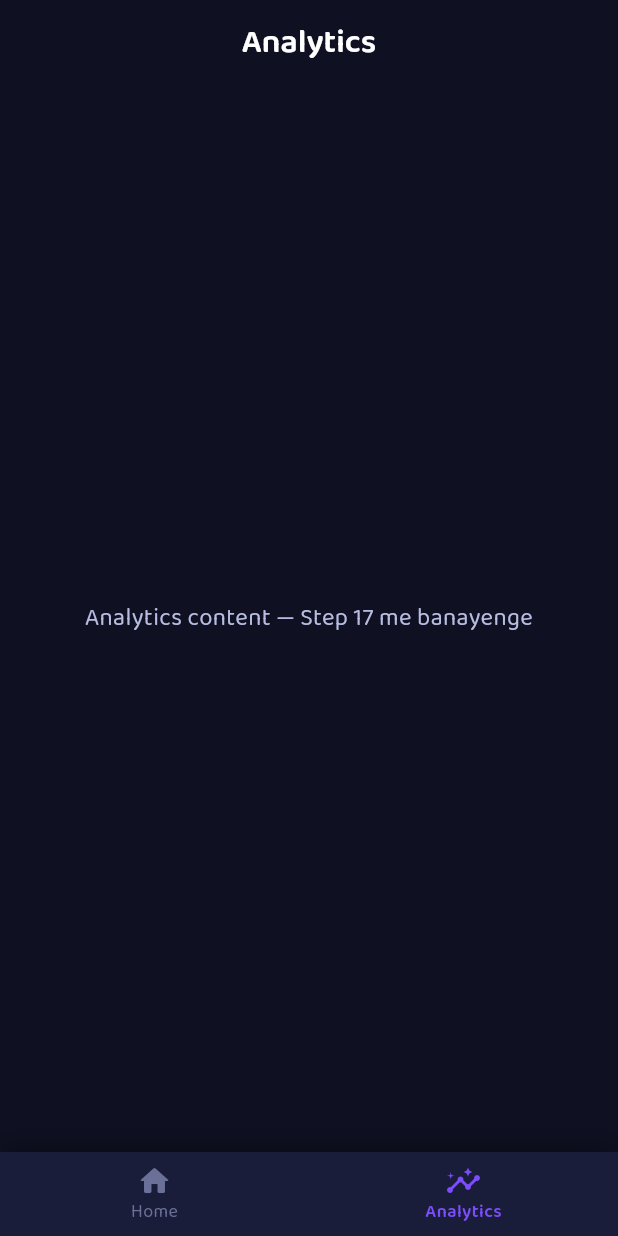
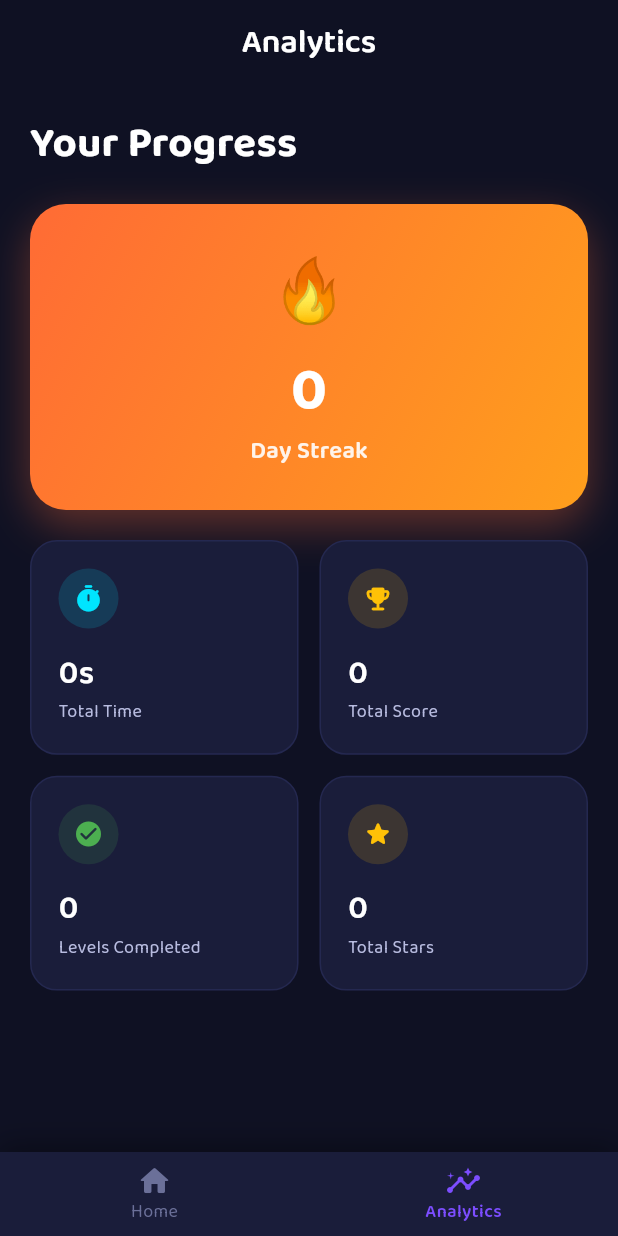
Before and after one commit to GuptaAbhay2/brain-Quest, a Flutter app: the screen it shows after launch, item 2 of the bottom bar chosen, on a phone screen of 412 x 824 dp. Run offline on Flutter 3.47's test engine with Material 3 defaults, Android fonts, the phone set to English and light mode, and no system bars; our stand-ins replace audioplayers, google_fonts, hive, hive_flutter; accounts and stored records are empty.

Commit message:
intialize Analyze screen

```diff
--- a/lib/screens/analytics_screen.dart
+++ b/lib/screens/analytics_screen.dart
@@ -1,5 +1,12 @@
 import 'package:flutter/material.dart';
+import 'package:provider/provider.dart';
+import '../providers/level_provider.dart';
+import '../providers/stats_provider.dart';
+import '../utils/app_colors.dart';
 import '../utils/app_text_styles.dart';
+import '../utils/formatters.dart';
+import '../widgets/streak_card.dart';
+import '../widgets/stat_grid_card.dart';
 
 class AnalyticsScreen extends StatelessWidget {
   const AnalyticsScreen({super.key});
@@ -8,12 +15,63 @@ class AnalyticsScreen extends StatelessWidget {
   Widget build(BuildContext context) {
     return Scaffold(
       appBar: AppBar(title: const Text('Analytics')),
-      body: Center(
-        child: Text(
-          'Analytics content — Step 17 me banayenge',
-          textAlign: TextAlign.center,
-          style: AppTextStyles.body,
-        ),
+      body: Consumer2<StatsProvider, LevelProvider>(
+        builder: (context, statsProvider, levelProvider, _) {
+          final levelsCompleted = levelProvider.levels.where((l) => l.isCompleted).length;
+
+          return SingleChildScrollView(
+            padding: const EdgeInsets.only(top: 20, bottom: 32),
+            child: Column(
+              crossAxisAlignment: CrossAxisAlignment.start,
+              children: [
+                Padding(
+                  padding: const EdgeInsets.symmetric(horizontal: 20),
+                  child: Text('Your Progress', style: AppTextStyles.heading1),
+                ),
+                const SizedBox(height: 20),
+                StreakCard(streakDays: statsProvider.currentStreak),
+                const SizedBox(height: 20),
+                Padding(
+                  padding: const EdgeInsets.symmetric(horizontal: 20),
+                  child: GridView.count(
+                    crossAxisCount: 2,
+                    shrinkWrap: true,
+                    physics: const NeverScrollableScrollPhysics(),
+                    mainAxisSpacing: 14,
+                    crossAxisSpacing: 14,
+                    childAspectRatio: 1.25,
+                    children: [
+                      StatGridCard(
+                        icon: Icons.timer_rounded,
+                        iconColor: AppColors.secondary,
+                        value: Formatters.formatDuration(statsProvider.totalTimeSpentSeconds),
+                        label: 'Total Time',
+                      ),
+                      StatGridCard(
+                        icon: Icons.emoji_events_rounded,
+                        iconColor: AppColors.star,
+                        value: '${statsProvider.totalScore}',
+                        label: 'Total Score',
+                      ),
+                      StatGridCard(
+                        icon: Icons.check_circle_rounded,
+                        iconColor: AppColors.success,
+                        value: '$levelsCompleted',
+                        label: 'Levels Completed',
+                      ),
+                      StatGridCard(
+                        icon: Icons.star_rounded,
+                        iconColor: AppColors.star,
+                        value: '${levelProvider.totalStarsEarned}',
+                        label: 'Total Stars',
+                      ),
+                    ],
+                  ),
+                ),
+              ],
+            ),
+          );
+        },
       ),
     );
   }
--- /dev/null
+++ b/lib/utils/formatters.dart
@@ -0,0 +1,16 @@
+class Formatters {
+  Formatters._();
+
+  static String formatDuration(int totalSeconds) {
+    if (totalSeconds < 60) {
+      return '${totalSeconds}s';
+    }
+    final hours = totalSeconds ~/ 3600;
+    final minutes = (totalSeconds % 3600) ~/ 60;
+
+    if (hours > 0) {
+      return '${hours}h ${minutes}m';
+    }
+    return '${minutes}m';
+  }
+}
--- /dev/null
+++ b/lib/widgets/stat_grid_card.dart
@@ -0,0 +1,45 @@
+import 'package:flutter/material.dart';
+import '../utils/app_colors.dart';
+import '../utils/app_text_styles.dart';
+
+class StatGridCard extends StatelessWidget {
+  final IconData icon;
+  final Color iconColor;
+  final String value;
+  final String label;
+
+  const StatGridCard({
+    super.key,
+    required this.icon,
+    required this.iconColor,
+    required this.value,
+    required this.label,
+  });
+
+  @override
+  Widget build(BuildContext context) {
+    return Container(
+      padding: const EdgeInsets.all(18),
+      decoration: BoxDecoration(
+        color: AppColors.surface,
+        borderRadius: BorderRadius.circular(18),
+        border: Border.all(color: AppColors.surfaceLight),
+      ),
+      child: Column(
+        crossAxisAlignment: CrossAxisAlignment.start,
+        children: [
+          Container(
+            width: 40,
+            height: 40,
+            decoration: BoxDecoration(shape: BoxShape.circle, color: iconColor.withOpacity(0.15)),
+            child: Icon(icon, color: iconColor, size: 20),
+          ),
+          const SizedBox(height: 14),
+          Text(value, style: AppTextStyles.heading2.copyWith(fontSize: 22)),
+          const SizedBox(height: 2),
+          Text(label, style: AppTextStyles.body.copyWith(fontSize: 12)),
+        ],
+      ),
+    );
+  }
+}
--- /dev/null
+++ b/lib/widgets/streak_card.dart
@@ -0,0 +1,49 @@
+import 'package:flutter/material.dart';
+import '../utils/app_text_styles.dart';
+
+class StreakCard extends StatelessWidget {
+  final int streakDays;
+
+  const StreakCard({super.key, required this.streakDays});
+
+  @override
+  Widget build(BuildContext context) {
+    return Container(
+      width: double.infinity,
+      margin: const EdgeInsets.symmetric(horizontal: 20),
+      padding: const EdgeInsets.symmetric(vertical: 28, horizontal: 20),
+      decoration: BoxDecoration(
+        borderRadius: BorderRadius.circular(24),
+        gradient: const LinearGradient(
+          colors: [Color(0xFFFF6B35), Color(0xFFFF9F1C)],
+          begin: Alignment.topLeft,
+          end: Alignment.bottomRight,
+        ),
+        boxShadow: [
+          BoxShadow(
+            color: const Color(0xFFFF6B35).withOpacity(0.35),
+            blurRadius: 24,
+            offset: const Offset(0, 10),
+          ),
+        ],
+      ),
+      child: Column(
+        children: [
+          const Text('🔥', style: TextStyle(fontSize: 42)),
+          const SizedBox(height: 8),
+          Text(
+            '$streakDays',
+            style: AppTextStyles.heading1.copyWith(fontSize: 40, color: Colors.white),
+          ),
+          Text(
+            'Day Streak',
+            style: AppTextStyles.body.copyWith(
+              color: Colors.white.withOpacity(0.9),
+              fontWeight: FontWeight.w600,
+            ),
+          ),
+        ],
+      ),
+    );
+  }
+}
```
Also changed, not shown: 2 other files.
